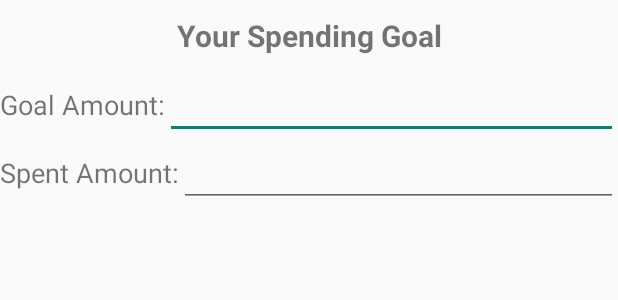
After one commit to andyr3n/Broke-No-More, an Android app: the layout dialog_edit_spendgoal.xml on its own in the app's theme, with its tools: preview values and no code run, on a phone screen of 412 x 824 dp. The commit adds this screen. Shown: the top 300 px of the screen. Run offline under Robolectric (Android 15) with nearby library versions, the phone set to English and light mode, and no system bars.

Commit message:
Add edit spending goal dialog fragment
Still need to fix view model to observe live data. It's not working currently

```diff
--- /dev/null
+++ b/app/src/main/res/layout/dialog_edit_spendgoal.xml
@@ -0,0 +1,66 @@
+<?xml version="1.0" encoding="utf-8"?>
+<androidx.constraintlayout.widget.ConstraintLayout xmlns:android="http://schemas.android.com/apk/res/android"
+    xmlns:app="http://schemas.android.com/apk/res-auto"
+    android:layout_width="match_parent"
+    android:layout_height="match_parent">
+
+    <TextView
+        android:id="@+id/header_spendGoal"
+        android:layout_width="match_parent"
+        android:layout_height="wrap_content"
+        android:text="Your Spending Goal"
+        android:gravity="center"
+        android:textSize="20sp"
+        android:textStyle="bold"
+        app:layout_constraintEnd_toEndOf="parent"
+        app:layout_constraintStart_toStartOf="parent"
+        app:layout_constraintTop_toTopOf="parent"
+        android:padding="10dp">
+    </TextView>
+
+    <LinearLayout
+        android:id="@+id/spentAmount"
+        android:layout_width="match_parent"
+        android:layout_height="wrap_content"
+        android:orientation="horizontal"
+        app:layout_constraintEnd_toEndOf="parent"
+        app:layout_constraintStart_toStartOf="parent"
+        app:layout_constraintTop_toBottomOf="@+id/header_spendGoal">
+
+        <TextView
+            android:layout_width="wrap_content"
+            android:layout_height="wrap_content"
+            android:text="@string/goal_amount"
+            android:textSize="18sp">
+        </TextView>
+
+        <EditText
+            android:id="@+id/goal_editText"
+            android:layout_width="match_parent"
+            android:layout_height="wrap_content">
+        </EditText>
+    </LinearLayout>
+
+    <LinearLayout
+        android:layout_width="match_parent"
+        android:layout_height="wrap_content"
+        android:orientation="horizontal"
+        app:layout_constraintEnd_toEndOf="parent"
+        app:layout_constraintStart_toStartOf="parent"
+        app:layout_constraintTop_toBottomOf="@+id/spentAmount">
+
+        <TextView
+            android:layout_width="wrap_content"
+            android:layout_height="wrap_content"
+            android:text="@string/spent_amount"
+            android:textSize="18sp">
+        </TextView>
+        <EditText
+            android:id="@+id/spent_editText"
+            android:layout_width="match_parent"
+            android:layout_height="wrap_content">
+        </EditText>
+    </LinearLayout>
+
+
+</androidx.constraintlayout.widget.ConstraintLayout>
--- a/app/src/main/res/values/strings.xml
+++ b/app/src/main/res/values/strings.xml
@@ -12,4 +12,6 @@
     <string name="menu_slideshow">Slideshow</string>
     <string name="more_detail"><u>More Detail</u></string>
     <string name="payment_due"><u>Payment Due</u></string>
+    <string name="goal_amount">Goal Amount: </string>
+    <string name="spent_amount">Spent Amount:</string>
 </resources>
```
Also changed, not shown: app/src/main/java/com/example/broke_no_more/ui/home/HomeFragment.kt (+56 -5 lines), app/src/main/java/com/example/broke_no_more/ui/home/HomeViewModel.kt (+17 -3 lines), app/src/main/java/com/example/broke_no_more/ui/home/MyDialog.kt (added, +67 -0 lines), app/src/main/res/layout/fragment_home.xml (+5 -13 lines).
